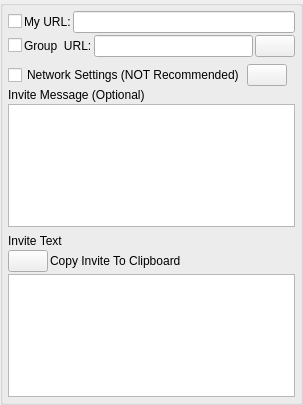
Above: GoTvApps/GoTvCommon/Forms/AppletInviteCreate.ui from brettrjones-github/nolimitconnect before the change. Below: the same form after it.
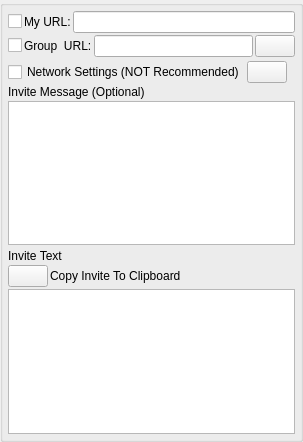
That is the form after the change. Custom widgets are drawn as their Qt base class.

Commit message: Invite parsing and accept etc

Diff of the .ui file:
```diff
--- a/GoTvApps/GoTvCommon/Forms/AppletInviteCreate.ui
+++ b/GoTvApps/GoTvCommon/Forms/AppletInviteCreate.ui
@@ -7,7 +7,7 @@
     <x>0</x>
     <y>0</y>
     <width>303</width>
-    <height>405</height>
+    <height>442</height>
    </rect>
   </property>
   <property name="sizePolicy">
@@ -144,7 +144,7 @@
         <property name="sizeHint" stdset="0">
          <size>
           <width>20</width>
-          <height>5</height>
+          <height>2</height>
          </size>
         </property>
        </spacer>
@@ -211,7 +211,7 @@
         <property name="sizeHint" stdset="0">
          <size>
           <width>20</width>
-          <height>5</height>
+          <height>2</height>
          </size>
         </property>
        </spacer>
```
The commit also changes 24 other files.
